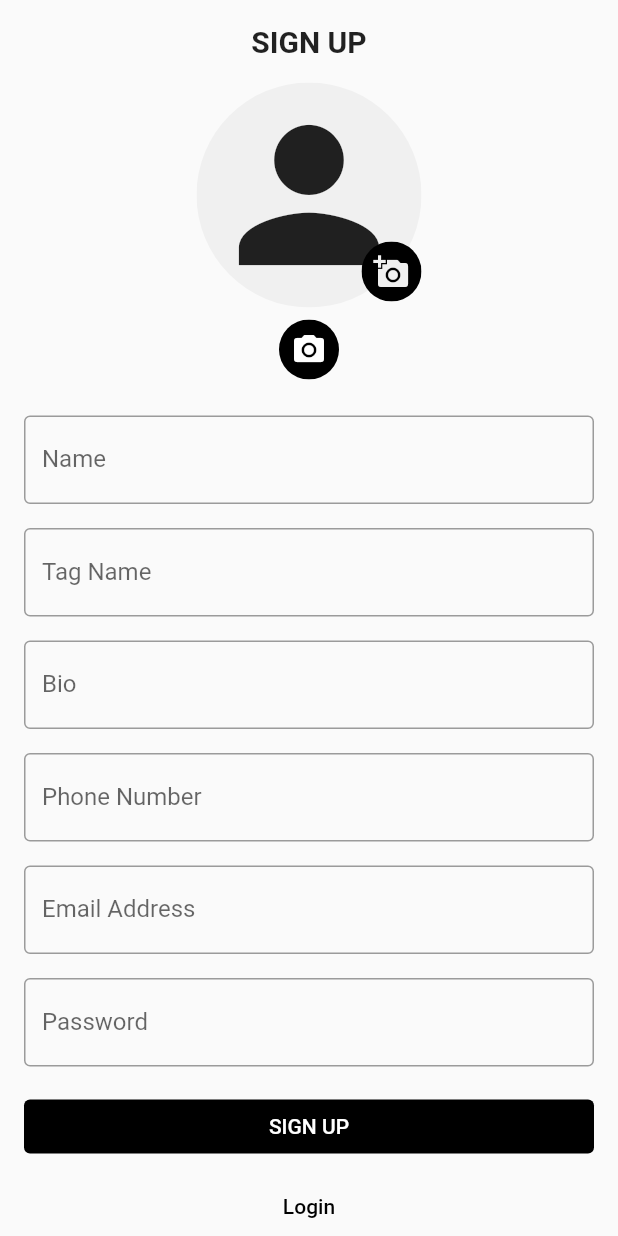
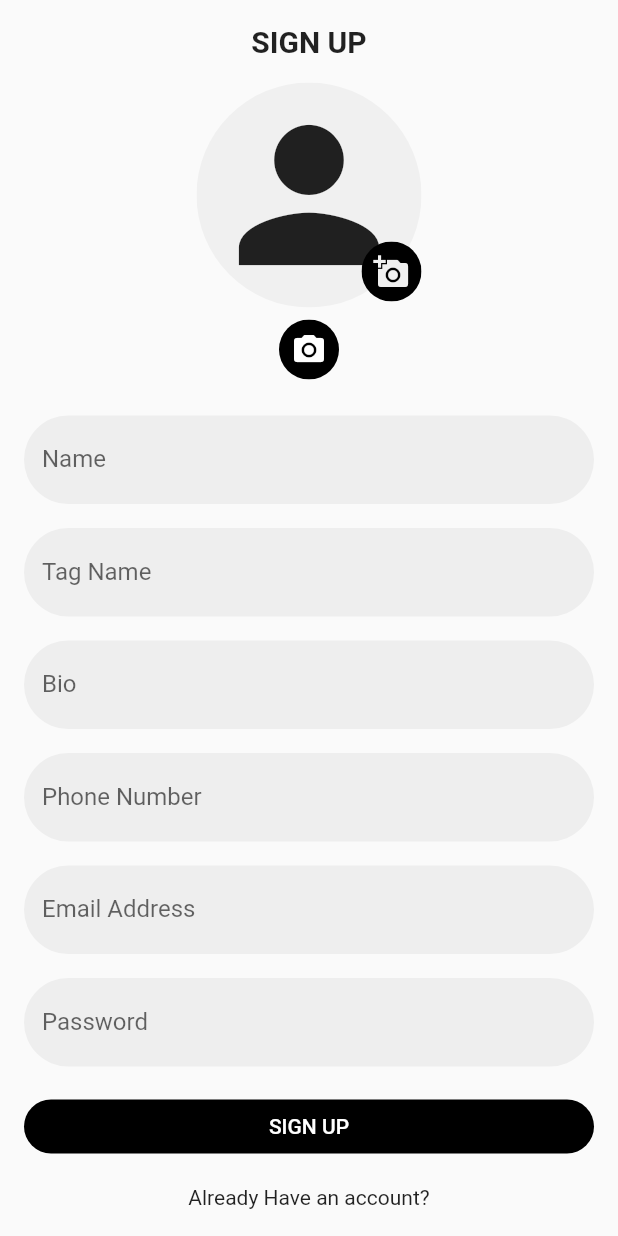
Before and after one commit to adityapawar12/instagram-clone, a Flutter app: the SignUpPage screen opened directly, on a phone screen of 412 x 824 dp. Run offline on Flutter 3.47's test engine with Material 2 defaults, Android fonts, the phone set to English and light mode, and no system bars; our stand-ins replace camera, chewie, flutter_dotenv, flutter_map, image_picker, shared_preferences and 2 more; accounts and stored records are empty.

Commit message:
design: updated sign in and sign up page ui.

```diff
--- a/lib/login.page.dart
+++ b/lib/login.page.dart
@@ -191,7 +191,7 @@ class _LoginPageState extends State<LoginPage> {
             mainAxisAlignment: MainAxisAlignment.center,
             children: [
               const Text(
-                'LOGIN',
+                'Sign In',
                 style: TextStyle(
                   fontSize: 20.0,
                   fontWeight: FontWeight.bold,
@@ -208,16 +208,22 @@ class _LoginPageState extends State<LoginPage> {
                   }
                   return null;
                 },
-                decoration: const InputDecoration(
-                  labelText: 'Email/Phone',
+                decoration: InputDecoration(
                   hintText: 'Email/Phone',
-                  border: OutlineInputBorder(
-                    borderSide: BorderSide(
-                      color: Colors.red,
-                      width: 5.0,
-                    ),
+                  filled: true,
+                  fillColor: Colors.grey[200], // Use the desired grey color
+                  enabledBorder: OutlineInputBorder(
+                    borderSide: BorderSide.none,
+                    borderRadius: BorderRadius.circular(
+                        45.0), // Adjust the border radius as needed
+                  ),
+                  focusedBorder: OutlineInputBorder(
+                    borderSide: BorderSide.none,
+                    borderRadius: BorderRadius.circular(
+                        45.0), // Adjust the border radius as needed
                   ),
                 ),
+                cursorColor: Colors.black, // Set the cursor color to black
               ),
               const SizedBox(
                 height: 16.0,
@@ -231,16 +237,22 @@ class _LoginPageState extends State<LoginPage> {
                   }
                   return null;
                 },
-                decoration: const InputDecoration(
+                decoration: InputDecoration(
                   labelText: 'Password',
-                  hintText: 'Password',
-                  border: OutlineInputBorder(
-                    borderSide: BorderSide(
-                      color: Colors.red,
-                      width: 5.0,
-                    ),
+                  filled: true,
+                  fillColor: Colors.grey[200], // Use the desired grey color
+                  enabledBorder: OutlineInputBorder(
+                    borderSide: BorderSide.none,
+                    borderRadius: BorderRadius.circular(
+                        45.0), // Adjust the border radius as needed
+                  ),
+                  focusedBorder: OutlineInputBorder(
+                    borderSide: BorderSide.none,
+                    borderRadius: BorderRadius.circular(
+                        45.0), // Adjust the border radius as needed
                   ),
                 ),
+                cursorColor: Colors.black, // Set the cursor color to black
               ),
               const SizedBox(
                 height: 16.0,
@@ -249,6 +261,11 @@ class _LoginPageState extends State<LoginPage> {
                 width: double.infinity,
                 child: TextButton(
                   style: ButtonStyle(
+                    shape: MaterialStateProperty.all<RoundedRectangleBorder>(
+                      RoundedRectangleBorder(
+                        borderRadius: BorderRadius.circular(45.0),
+                      ),
+                    ),
                     backgroundColor: MaterialStateProperty.all<Color>(
                       Colors.black,
                     ),
@@ -257,14 +274,15 @@ class _LoginPageState extends State<LoginPage> {
                     _login(context);
                   },
                   child: const Text(
-                    'LOGIN',
+                    'Sign In',
                     style: TextStyle(color: Colors.white),
                   ),
                 ),
               ),
               const SizedBox(
-                height: 5.0,
+                height: 15.0,
               ),
+              const Text("Don't Have an account?"),
               SizedBox(
                 width: double.infinity,
                 child: TextButton(
@@ -274,6 +292,10 @@ class _LoginPageState extends State<LoginPage> {
                       MaterialPageRoute(builder: (_) => const SignUpPage()),
                     );
                   },
+                  style: ButtonStyle(
+                    overlayColor:
+                        MaterialStateProperty.all<Color>(Colors.transparent),
+                  ),
                   child: const Text(
                     'Sign Up',
                     style: TextStyle(color: Colors.black),
--- a/lib/signup.page.dart
+++ b/lib/signup.page.dart
@@ -651,7 +651,6 @@ class _SignUpPageState extends State<SignUpPage> {
                                     .toLowerCase()
                                     .replaceAll(' ', '')
                                     .replaceAll('@', '');
-
                                 _userTagIdController.text = userTagName;
                               },
                               validator: (value) {
@@ -660,16 +659,24 @@ class _SignUpPageState extends State<SignUpPage> {
                                 }
                                 return null;
                               },
-                              decoration: const InputDecoration(
+                              decoration: InputDecoration(
                                 labelText: 'Name',
-                                hintText: 'Name',
-                                border: OutlineInputBorder(
-                                  borderSide: BorderSide(
-                                    color: Colors.red,
-                                    width: 5.0,
-                                  ),
+                                filled: true,
+                                fillColor: Colors
+                                    .grey[200], // Use the desired grey color
+                                enabledBorder: OutlineInputBorder(
+                                  borderSide: BorderSide.none,
+                                  borderRadius: BorderRadius.circular(
+                                      45.0), // Adjust the border radius as needed
+                                ),
+                                focusedBorder: OutlineInputBorder(
+                                  borderSide: BorderSide.none,
+                                  borderRadius: BorderRadius.circular(
+                                      45.0), // Adjust the border radius as needed
                                 ),
                               ),
+                              cursorColor:
+                                  Colors.black, // Set the cursor color to black
                             ),
                             const SizedBox(
                               height: 16.0,
@@ -682,32 +689,48 @@ class _SignUpPageState extends State<SignUpPage> {
                                 }
                                 return null;
                               },
-                              decoration: const InputDecoration(
+                              decoration: InputDecoration(
                                 labelText: 'Tag Name',
-                                hintText: 'Tag Name',
-                                border: OutlineInputBorder(
-                                  borderSide: BorderSide(
-                                    color: Colors.red,
-                                    width: 5.0,
-                                  ),
+                                filled: true,
+                                fillColor: Colors
+                                    .grey[200], // Use the desired grey color
+                                enabledBorder: OutlineInputBorder(
+                                  borderSide: BorderSide.none,
+                                  borderRadius: BorderRadius.circular(
+                                      45.0), // Adjust the border radius as needed
+                                ),
+                                focusedBorder: OutlineInputBorder(
+                                  borderSide: BorderSide.none,
+                                  borderRadius: BorderRadius.circular(
+                                      45.0), // Adjust the border radius as needed
                                 ),
                               ),
+                              cursorColor:
+                                  Colors.black, // Set the cursor color to black
                             ),
                             const SizedBox(
                               height: 16.0,
                             ),
                             TextFormField(
                               controller: _bioController,
-                              decoration: const InputDecoration(
+                              decoration: InputDecoration(
                                 labelText: 'Bio',
-                                hintText: 'Bio',
-                                border: OutlineInputBorder(
-                                  borderSide: BorderSide(
-                                    color: Colors.red,
-                                    width: 5.0,
-                                  ),
+                                filled: true,
+                                fillColor: Colors
+                                    .grey[200], // Use the desired grey color
+                                enabledBorder: OutlineInputBorder(
+                                  borderSide: BorderSide.none,
+                                  borderRadius: BorderRadius.circular(
+                                      45.0), // Adjust the border radius as needed
+                                ),
+                                focusedBorder: OutlineInputBorder(
+                                  borderSide: BorderSide.none,
+                                  borderRadius: BorderRadius.circular(
+                                      45.0), // Adjust the border radius as needed
                                 ),
                               ),
+                              cursorColor:
+                                  Colors.black, // Set the cursor color to black
                             ),
                             const SizedBox(
                               height: 16.0,
@@ -724,16 +747,24 @@ class _SignUpPageState extends State<SignUpPage> {
                                 }
                                 return null;
                               },
-                              decoration: const InputDecoration(
+                              decoration: InputDecoration(
                                 labelText: 'Phone Number',
-                                hintText: 'Phone Number',
-                                border: OutlineInputBorder(
-                                  borderSide: BorderSide(
-                                    color: Colors.red,
-                                    width: 5.0,
-                                  ),
+                                filled: true,
+                                fillColor: Colors
+                                    .grey[200], // Use the desired grey color
+                                enabledBorder: OutlineInputBorder(
+                                  borderSide: BorderSide.none,
+                                  borderRadius: BorderRadius.circular(
+                                      45.0), // Adjust the border radius as needed
+                                ),
+                                focusedBorder: OutlineInputBorder(
+                                  borderSide: BorderSide.none,
+                                  borderRadius: BorderRadius.circular(
+                                      45.0), // Adjust the border radius as needed
                                 ),
                               ),
+                              cursorColor:
+                                  Colors.black, // Set the cursor color to black
                             ),
                             const SizedBox(
                               height: 16.0,
@@ -751,16 +782,24 @@ class _SignUpPageState extends State<SignUpPage> {
                                 }
                                 return null;
                               },
-                              decoration: const InputDecoration(
+                              decoration: InputDecoration(
                                 labelText: 'Email Address',
-                                hintText: 'Email Address',
-                                border: OutlineInputBorder(
-                                  borderSide: BorderSide(
-                                    color: Colors.red,
-                                    width: 5.0,
-                                  ),
+                                filled: true,
+                                fillColor: Colors
+                                    .grey[200], // Use the desired grey color
+                                enabledBorder: OutlineInputBorder(
+                                  borderSide: BorderSide.none,
+                                  borderRadius: BorderRadius.circular(
+                                      45.0), // Adjust the border radius as needed
+                                ),
+                                focusedBorder: OutlineInputBorder(
+                                  borderSide: BorderSide.none,
+                                  borderRadius: BorderRadius.circular(
+                                      45.0), // Adjust the border radius as needed
                                 ),
                               ),
+                              cursorColor:
+                                  Colors.black, // Set the cursor color to black
                             ),
                             const SizedBox(
                               height: 16.0,
@@ -788,10 +827,6 @@ class _SignUpPageState extends State<SignUpPage> {
                                   strengthScore++;
                                 }
 
-                                // if (!passwordRegex.hasMatch(value)) {
-                                //   return 'Password must be at least 8 characters long, and contain at least one uppercase letter, one lowercase letter, and one digit.';
-                                // }
-
                                 switch (strengthScore) {
                                   case 1:
                                     return '''Weak Password!
@@ -808,21 +843,25 @@ one lowercase letter, and one digit.''';
 Password must be at least 8 characters long, and contain at least one uppercase letter,
 one lowercase letter, and one digit.''';
                                 }
-
-                                // print('Password Strength: $strength');
-
-                                // return null;
                               },
-                              decoration: const InputDecoration(
+                              decoration: InputDecoration(
                                 labelText: 'Password',
-                                hintText: 'Password',
-                                border: OutlineInputBorder(
-                                  borderSide: BorderSide(
-                                    color: Colors.red,
-                                    width: 5.0,
-                                  ),
+                                filled: true,
+                                fillColor: Colors
+                                    .grey[200], // Use the desired grey color
+                                enabledBorder: OutlineInputBorder(
+                                  borderSide: BorderSide.none,
+                                  borderRadius: BorderRadius.circular(
+                                      45.0), // Adjust the border radius as needed
+                                ),
+                                focusedBorder: OutlineInputBorder(
+                                  borderSide: BorderSide.none,
+                                  borderRadius: BorderRadius.circular(
+                                      45.0), // Adjust the border radius as needed
                                 ),
                               ),
+                              cursorColor:
+                                  Colors.black, // Set the cursor color to black
                             ),
                             const SizedBox(
                               height: 16.0,
@@ -831,6 +870,12 @@ one lowercase letter, and one digit.''';
                               width: double.infinity,
                               child: TextButton(
                                 style: ButtonStyle(
+                                  shape: MaterialStateProperty.all<
+                                      RoundedRectangleBorder>(
+                                    RoundedRectangleBorder(
+                                      borderRadius: BorderRadius.circular(45.0),
+                                    ),
+                                  ),
                                   backgroundColor:
                                       MaterialStateProperty.all<Color>(
                                     Colors.black,
@@ -846,8 +891,9 @@ one lowercase letter, and one digit.''';
                               ),
                             ),
                             const SizedBox(
-                              height: 5.0,
+                              height: 15.0,
                             ),
+                            const Text("Already Have an account?"),
                             SizedBox(
                               width: double.infinity,
                               child: TextButton(
@@ -858,8 +904,13 @@ one lowercase letter, and one digit.''';
                                         builder: (_) => const LoginPage()),
                                   );
                                 },
+                                style: ButtonStyle(
+                                  overlayColor:
+                                      MaterialStateProperty.all<Color>(
+                                          Colors.transparent),
+                                ),
                                 child: const Text(
-                                  'Login',
+                                  'Sign In',
                                   style: TextStyle(color: Colors.black),
                                 ),
                               ),
```
